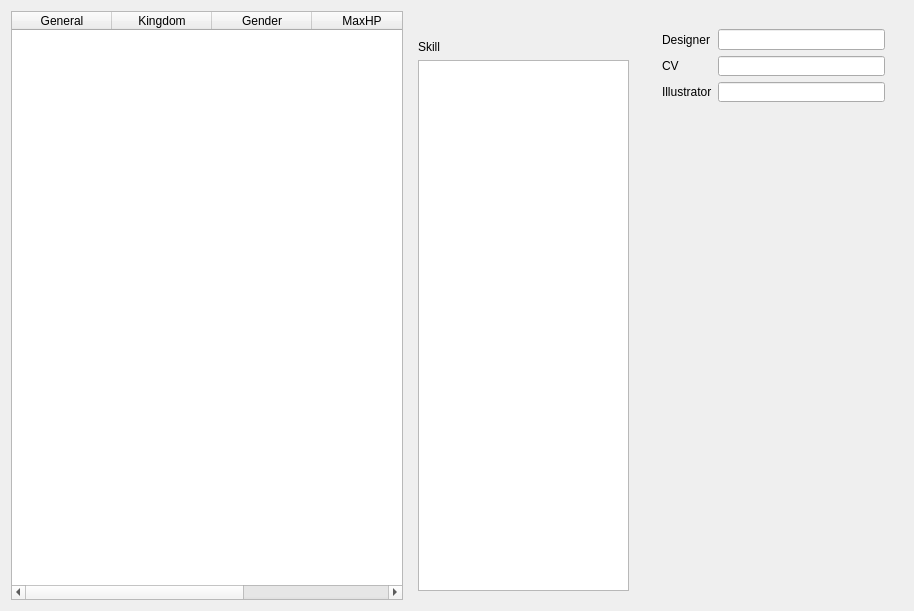
First picture: the form in src/dialog/generaloverview.ui, repository Mogara/QSanguosha, before the edit.
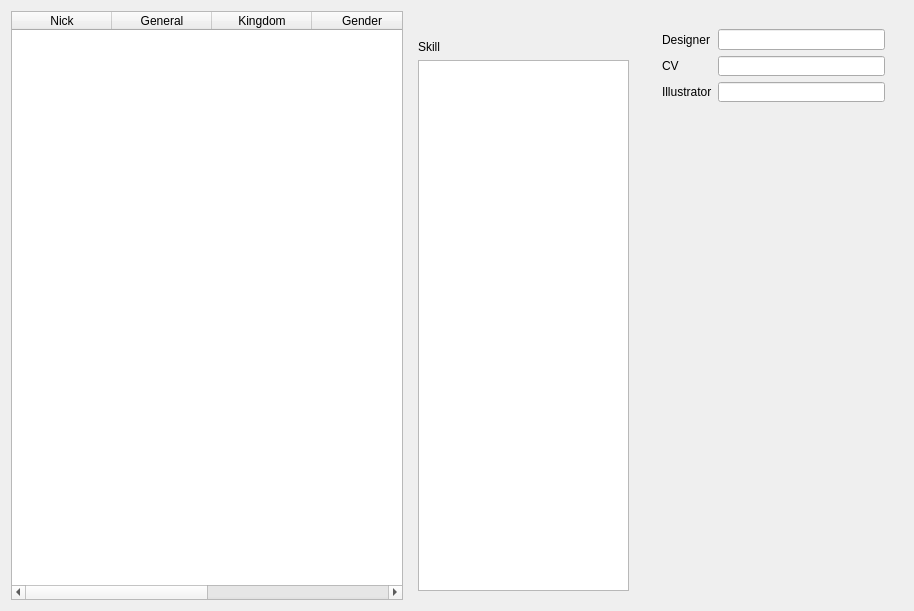
Second picture: the form after the edit. Icons and pictures are not drawn.

Commit message: Add nick name to general-overview

What changed in the file:
```diff
--- a/src/dialog/generaloverview.ui
+++ b/src/dialog/generaloverview.ui
@@ -31,6 +31,11 @@
      <property name="sortingEnabled">
       <bool>true</bool>
      </property>
+     <column>
+      <property name="text">
+       <string>Nick</string>
+      </property>
+     </column>
      <column>
       <property name="text">
        <string>General</string>
```
The commit also changes 15 other files.
